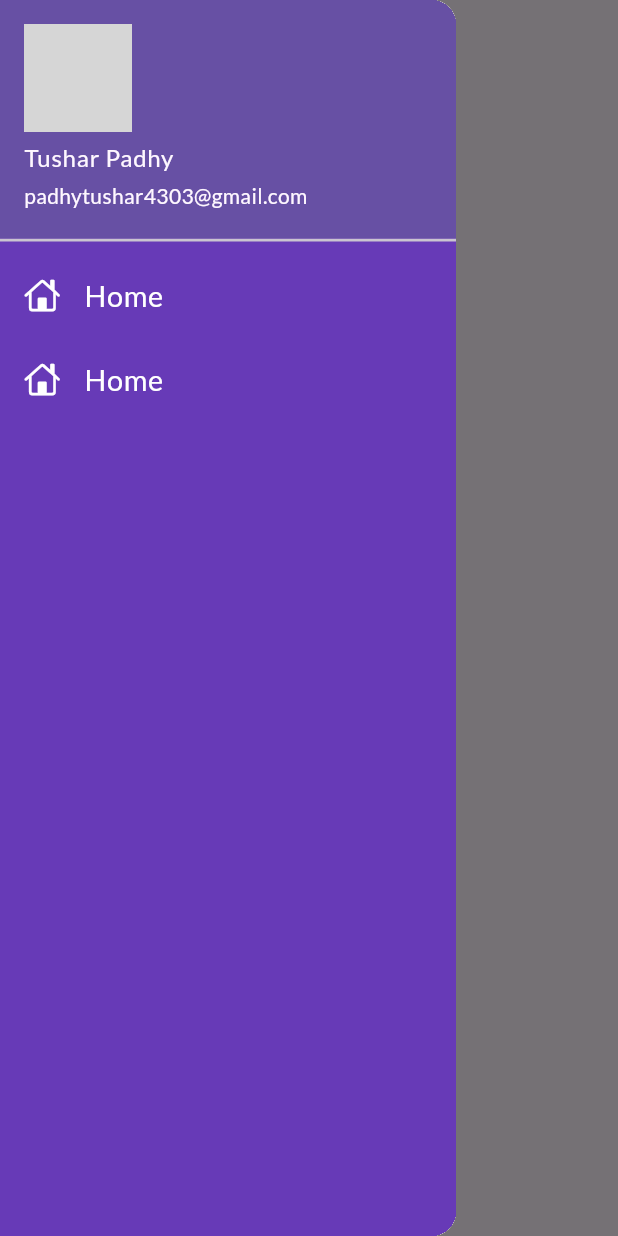
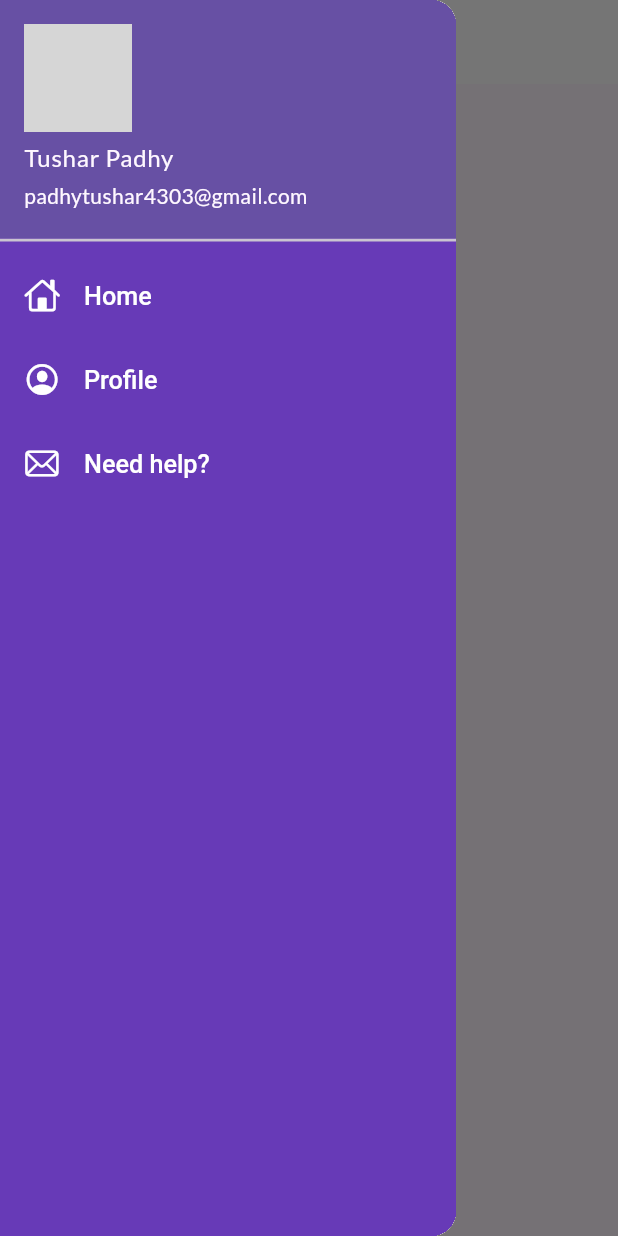
Before and after one commit to tushar4303/CluedIn-Flutter, a Flutter app: the screen it shows after launch, with the side drawer open, on a phone screen of 412 x 824 dp. Run offline on Flutter 3.47's test engine with Material 2 defaults, Android fonts, the phone set to English and light mode, and no system bars; our stand-ins replace google_fonts; grey boxes are pictures that could not be loaded.

Commit message:
extracted theme

```diff
--- a/lib/main.dart
+++ b/lib/main.dart
@@ -1,8 +1,10 @@
 import 'package:cluedin_app/screens/home_page.dart';
 import 'package:cluedin_app/screens/login_page.dart';
 import 'package:cluedin_app/utils/routes.dart';
+import 'package:cluedin_app/widgets/themes.dart';
 import 'package:flutter/material.dart';
 import 'package:google_fonts/google_fonts.dart';
+import 'package:cluedin_app/widgets/themes.dart';
 
 void main() {
   runApp(myApp());
@@ -16,11 +18,8 @@ class myApp extends StatelessWidget {
     return MaterialApp(
       themeMode: ThemeMode.light,
       debugShowCheckedModeBanner: false,
-      theme: ThemeData(
-          useMaterial3: true,
-          primarySwatch: Colors.deepPurple,
-          fontFamily: GoogleFonts.lato().fontFamily),
-      darkTheme: ThemeData(brightness: Brightness.dark),
+      theme: MyTheme.lightTheme(context),
+      darkTheme: MyTheme.darkTheme(context),
       initialRoute: MyRoutes.homeRoute,
       routes: {
         "/": (context) => LoginPage(),
--- a/lib/widgets/drawer.dart
+++ b/lib/widgets/drawer.dart
@@ -34,11 +34,22 @@ class MyDrawer extends StatelessWidget {
             ),
             ListTile(
               leading: Icon(
-                CupertinoIcons.home,
+                CupertinoIcons.person_crop_circle,
                 color: Colors.white,
               ),
               title: Text(
-                "Home",
+                "Profile",
+                textScaleFactor: 1.2,
+                style: TextStyle(color: Colors.white),
+              ),
+            ),
+            ListTile(
+              leading: Icon(
+                CupertinoIcons.mail,
+                color: Colors.white,
+              ),
+              title: Text(
+                "Need help?",
                 textScaleFactor: 1.2,
                 style: TextStyle(color: Colors.white),
               ),
--- /dev/null
+++ b/lib/widgets/themes.dart
@@ -0,0 +1,18 @@
+// ignore_for_file: prefer_const_constructors
+
+import 'package:flutter/material.dart';
+import 'package:google_fonts/google_fonts.dart';
+
+class MyTheme {
+  static ThemeData lightTheme(BuildContext context) => ThemeData(
+      useMaterial3: true,
+      primarySwatch: Colors.deepPurple,
+      fontFamily: GoogleFonts.lato().fontFamily,
+      iconTheme: IconThemeData(color: Colors.black),
+      textTheme: Theme.of(context).textTheme,
+      appBarTheme: AppBarTheme(color: Colors.white, elevation: 0.0));
+
+  static ThemeData darkTheme(BuildContext context) => ThemeData(
+        brightness: Brightness.dark,
+      );
+}
```
